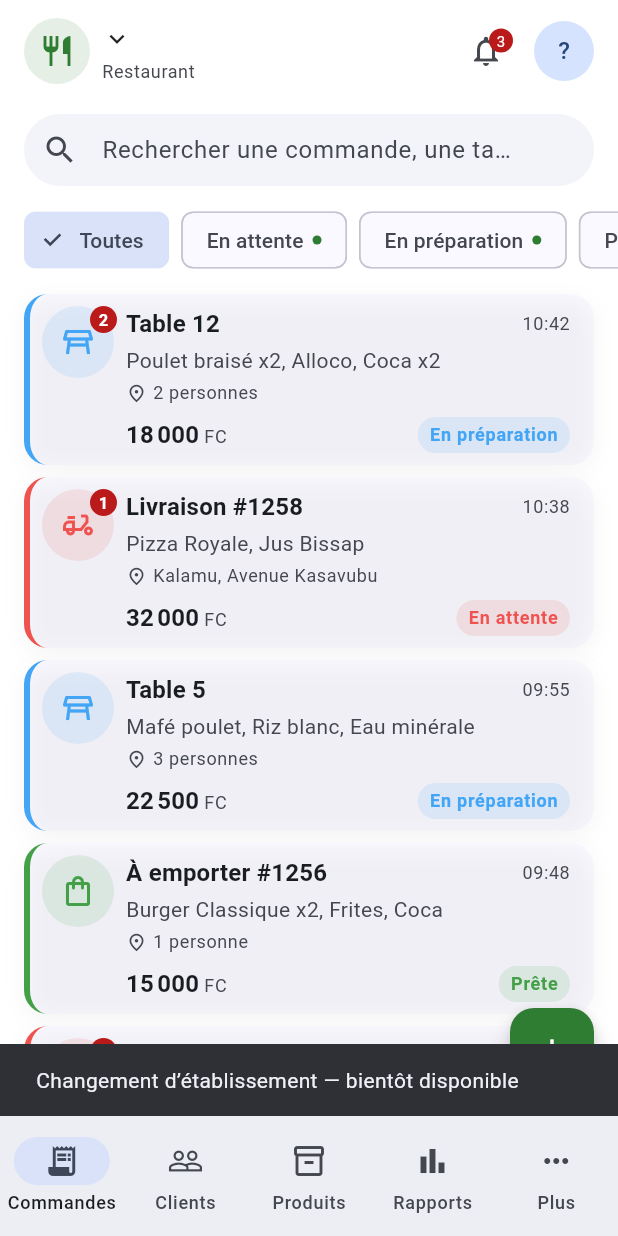
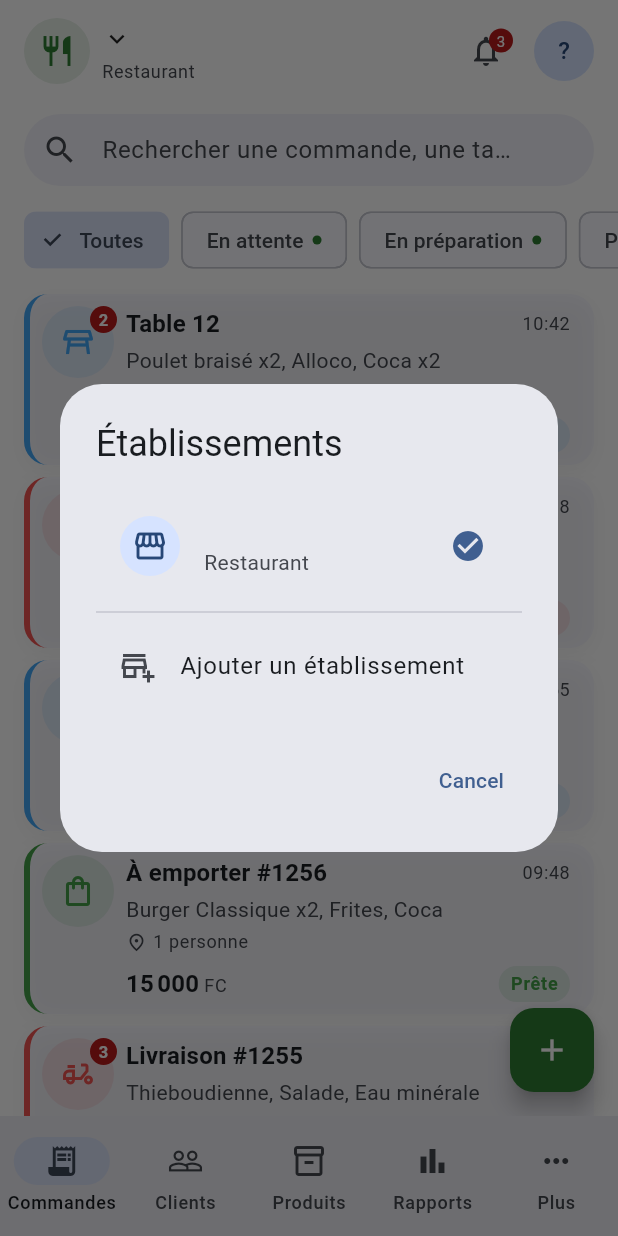
Before and after one commit to DMiyalu/auto_gimi_software, a Flutter app: the screen it shows once a user with an empty profile is signed in, after a tap on "Restaurant", on a phone screen of 412 x 824 dp. Run offline on Flutter 3.47's test engine with Material 3 defaults, Android fonts, the phone set to English and light mode, and no system bars; drawn by our look-alikes of flutter_slidable; our stand-ins replace cloud_firestore, cloud_functions, connectivity_plus, drift, firebase_auth, firebase_core and 3 more; accounts and stored records are empty; generated files the repository leaves out were written again.

Commit message:
updates gestion multietablissement

```diff
--- a/lib/features/primary_module/config/business_module_configs.dart
+++ b/lib/features/primary_module/config/business_module_configs.dart
@@ -30,6 +30,7 @@ abstract final class BusinessModuleConfigs {
       StatusFilterOption(key: 'en_cours', label: 'En cours'),
       StatusFilterOption(key: 'terminees', label: 'Terminées'),
       StatusFilterOption(key: 'en_attente', label: 'En attente'),
+      StatusFilterOption(key: 'annulees', label: 'Annulées'),
     ],
     catalogTab: const CatalogTabConfig(
       label: 'Services',
@@ -86,6 +87,7 @@ abstract final class BusinessModuleConfigs {
       StatusFilterOption(key: 'en_preparation', label: 'En préparation'),
       StatusFilterOption(key: 'pretes', label: 'Prêtes'),
       StatusFilterOption(key: 'livraison', label: 'Livraison'),
+      StatusFilterOption(key: 'annulees', label: 'Annulées'),
     ],
     catalogTab: const CatalogTabConfig(
       label: 'Produits',
@@ -173,6 +175,7 @@ abstract final class BusinessModuleConfigs {
         StatusFilterOption(key: 'en_attente', label: 'En attente'),
         StatusFilterOption(key: 'en_cours', label: 'En cours'),
         StatusFilterOption(key: 'terminees', label: 'Terminées'),
+        StatusFilterOption(key: 'annulees', label: 'Annulées'),
       ],
       catalogTab: const CatalogTabConfig(
         label: 'Produits',
--- a/lib/features/primary_module/controllers/primary_module_providers.dart
+++ b/lib/features/primary_module/controllers/primary_module_providers.dart
@@ -27,16 +27,53 @@ final moduleSearchQueryProvider = StateProvider<String>((ref) => '');
 /// Clé du filtre de statut sélectionné ('all' par défaut).
 final moduleSelectedFilterProvider = StateProvider<String>((ref) => 'all');
 
-/// Jeu de données mocké pour le métier actif — à remplacer par un vrai
-/// repository une fois la session UI/UX terminée.
-final mockActivityListProvider = Provider<List<ActivityItem>>((ref) {
-  final category = ref.watch(activeBusinessCategoryProvider);
-  return MockActivityData.forCategory(category);
-});
+/// Jeu de données mocké pour le métier actif — reste mutable en mémoire
+/// (épinglage, changement de statut, annulation) le temps de brancher un
+/// vrai repository.
+final activityListProvider =
+    NotifierProvider<ActivityListNotifier, List<ActivityItem>>(
+  ActivityListNotifier.new,
+);
+
+class ActivityListNotifier extends Notifier<List<ActivityItem>> {
+  @override
+  List<ActivityItem> build() {
+    final category = ref.watch(activeBusinessCategoryProvider);
+    return MockActivityData.forCategory(category);
+  }
+
+  /// Épingle/désépingle une carte — les cartes épinglées remontent en tête
+  /// de liste, comme une conversation épinglée sur WhatsApp.
+  void togglePin(String id) {
+    final updated = [
+      for (final item in state)
+        if (item.id == id) item.copyWith(pinned: !item.pinned) else item,
+    ];
+    final pinned = updated.where((item) => item.pinned).toList();
+    final rest = updated.where((item) => !item.pinned).toList();
+    state = [...pinned, ...rest];
+  }
+
+  void setStatus(String id, String statusKey, String statusLabel) {
+    state = [
+      for (final item in state)
+        if (item.id == id)
+          item.copyWith(
+            statusKey: statusKey,
+            statusLabel: statusLabel,
+            statusColor: MockActivityData.statusColorFor(statusKey),
+          )
+        else
+          item,
+    ];
+  }
+
+  void cancel(String id) => setStatus(id, 'annulees', 'Annulée');
+}
 
 /// Liste affichée après application de la recherche et du filtre de statut.
 final filteredActivityListProvider = Provider<List<ActivityItem>>((ref) {
-  final items = ref.watch(mockActivityListProvider);
+  final items = ref.watch(activityListProvider);
   final query = ref.watch(moduleSearchQueryProvider).trim().toLowerCase();
   final filterKey = ref.watch(moduleSelectedFilterProvider);
 
--- a/lib/features/primary_module/models/activity_item.dart
+++ b/lib/features/primary_module/models/activity_item.dart
@@ -16,6 +16,7 @@ class ActivityItem {
     this.amount,
     this.metaLabel,
     this.badgeCount,
+    this.pinned = false,
   });
 
   final String id;
@@ -29,4 +30,27 @@ class ActivityItem {
   final double? amount;
   final String? metaLabel;
   final int? badgeCount;
+  final bool pinned;
+
+  ActivityItem copyWith({
+    String? statusKey,
+    String? statusLabel,
+    Color? statusColor,
+    bool? pinned,
+  }) {
+    return ActivityItem(
+      id: id,
+      title: title,
+      subtitle: subtitle,
+      time: time,
+      statusKey: statusKey ?? this.statusKey,
+      statusLabel: statusLabel ?? this.statusLabel,
+      statusColor: statusColor ?? this.statusColor,
+      leadingIcon: leadingIcon,
+      amount: amount,
+      metaLabel: metaLabel,
+      badgeCount: badgeCount,
+      pinned: pinned ?? this.pinned,
+    );
+  }
 }
--- a/lib/features/primary_module/services/mock_activity_data.dart
+++ b/lib/features/primary_module/services/mock_activity_data.dart
@@ -20,7 +20,10 @@ abstract final class MockActivityData {
     return DateTime(now.year, now.month, now.day, hour, minute);
   }
 
-  static Color _statusColor(String key) {
+  /// Couleur sémantique associée à une clé de statut — partagée avec le
+  /// notifier de la liste pour que les statuts changés à la main (épinglage
+  /// mis à part) restent visuellement cohérents avec les données mockées.
+  static Color statusColorFor(String key) {
     return switch (key) {
       'en_attente' => Colors.red.shade400,
       'en_preparation' || 'en_cours' || 'diagnostic' || 'planifiees' =>
@@ -33,7 +36,7 @@ abstract final class MockActivityData {
   }
 
   static List<ActivityItem> _restaurant() {
-    Color c(String key) => _statusColor(key);
+    Color c(String key) => statusColorFor(key);
     return [
       ActivityItem(
         id: 'table-12',
@@ -114,7 +117,7 @@ abstract final class MockActivityData {
   }
 
   static List<ActivityItem> _garage() {
-    Color c(String key) => _statusColor(key);
+    Color c(String key) => statusColorFor(key);
     return [
       ActivityItem(
         id: 'prestation-214',
@@ -169,7 +172,7 @@ abstract final class MockActivityData {
   }
 
   static List<ActivityItem> _sanitation() {
-    Color c(String key) => _statusColor(key);
+    Color c(String key) => statusColorFor(key);
     return [
       ActivityItem(
         id: 'collecte-88',
--- a/lib/features/primary_module/widgets/activity_card.dart
+++ b/lib/features/primary_module/widgets/activity_card.dart
@@ -8,10 +8,16 @@ import '../models/activity_item.dart';
 /// collecte...). Entièrement pilotée par [item] — ne connaît jamais le
 /// métier actif.
 class ActivityCard extends StatelessWidget {
-  const ActivityCard({super.key, required this.item, this.onTap});
+  const ActivityCard({
+    super.key,
+    required this.item,
+    this.onTap,
+    this.onLongPress,
+  });
 
   final ActivityItem item;
   final VoidCallback? onTap;
+  final VoidCallback? onLongPress;
 
   static final _amountFormat = NumberFormat('#,##0', 'fr');
   static final _timeFormat = DateFormat.Hm();
@@ -26,6 +32,7 @@ class ActivityCard extends StatelessWidget {
       child: InkWell(
         borderRadius: AppRadius.cardRadius,
         onTap: onTap,
+        onLongPress: onLongPress,
         child: Container(
           decoration: BoxDecoration(
             borderRadius: AppRadius.cardRadius,
@@ -99,6 +106,14 @@ class ActivityCard extends StatelessWidget {
                             overflow: TextOverflow.ellipsis,
                           ),
                         ),
+                        if (item.pinned) ...[
+                          Icon(
+                            Icons.push_pin,
+                            size: 14,
+                            color: colorScheme.onSurfaceVariant,
+                          ),
+                          const SizedBox(width: 4),
+                        ],
                         Text(
                           _timeFormat.format(item.time),
                           style: Theme.of(context).textTheme.bodySmall?.copyWith(
--- a/lib/features/primary_module/widgets/activity_list.dart
+++ b/lib/features/primary_module/widgets/activity_list.dart
@@ -1,11 +1,14 @@
 import 'package:flutter/material.dart';
 import 'package:flutter_riverpod/flutter_riverpod.dart';
+import 'package:flutter_slidable/flutter_slidable.dart';
 import 'package:go_router/go_router.dart';
 
 import '../../../core/routing/routes.dart';
 import '../../../core/theme/app_spacing.dart';
 import '../controllers/primary_module_providers.dart';
+import '../models/activity_item.dart';
 import 'activity_card.dart';
+import 'activity_card_actions_sheet.dart';
 
 /// Liste principale de l'activité métier — recherche + filtre déjà
 /// appliqués en amont par [filteredActivityListProvider].
@@ -38,10 +41,17 @@ class ActivityList extends ConsumerWidget {
             return _AnimatedEntry(
               key: ValueKey(item.id),
               index: index,
-              child: ActivityCard(
-                item: item,
-                onTap: () =>
-                    context.push(Routes.activityDetailPath(item.id), extra: item),
+              child: Slidable(
+                startActionPane: _printActionPane(context, item, config.primaryColor),
+                endActionPane: _printActionPane(context, item, config.primaryColor),
+                child: ActivityCard(
+                  item: item,
+                  onTap: () => context.push(
+                    Routes.activityDetailPath(item.id),
+                    extra: item,
+                  ),
+                  onLongPress: () => showActivityCardActions(context, ref, item),
+                ),
               ),
             );
           },
@@ -55,6 +65,30 @@ class ActivityList extends ConsumerWidget {
           ),
         );
       },
+    );
+  }
+
+  /// Glisser à gauche ou à droite révèle la même action "Imprimer" des deux
+  /// côtés — cohérent avec la demande d'un geste symétrique façon
+  /// messagerie plutôt que deux actions différentes par sens.
+  ActionPane _printActionPane(
+    BuildContext context,
+    ActivityItem item,
+    Color color,
+  ) {
+    return ActionPane(
+      motion: const ScrollMotion(),
+      extentRatio: 0.28,
+      children: [
+        SlidableAction(
+          onPressed: (_) => printInvoiceFeedback(context, item),
+          backgroundColor: color,
+          foregroundColor: Colors.white,
+          icon: Icons.print_outlined,
+          label: 'Imprimer',
+          borderRadius: AppRadius.cardRadius,
+        ),
+      ],
     );
   }
 }
--- a/lib/features/primary_module/widgets/business_header.dart
+++ b/lib/features/primary_module/widgets/business_header.dart
@@ -5,6 +5,7 @@ import 'package:go_router/go_router.dart';
 import '../../../core/l10n/app_localizations.dart';
 import '../../../core/routing/routes.dart';
 import '../../../core/theme/app_spacing.dart';
+import '../../establishment/domain/models/establishment.dart';
 import '../../establishment/presentation/providers/establishment_providers.dart';
 import '../controllers/primary_module_providers.dart';
 
@@ -43,7 +44,7 @@ class BusinessHeader extends ConsumerWidget {
           Expanded(
             child: InkWell(
               borderRadius: BorderRadius.circular(AppRadius.card),
-              onTap: () => _showEstablishmentSwitcher(context),
+              onTap: () => _showEstablishmentSwitcher(context, establishment),
               child: Padding(
                 padding: const EdgeInsets.symmetric(vertical: 4),
                 child: Column(
@@ -92,11 +93,60 @@ class BusinessHeader extends ConsumerWidget {
     );
   }
 
-  void _showEstablishmentSwitcher(BuildContext context) {
-    ScaffoldMessenger.of(context).showSnackBar(
-      const SnackBar(
-        content: Text('Changement d’établissement — bientôt disponible'),
-      ),
+  void _showEstablishmentSwitcher(
+    BuildContext context,
+    Establishment? establishment,
+  ) {
+    final l10n = AppLocalizations.of(context);
+
+    showDialog<void>(
+      context: context,
+      builder: (dialogContext) {
+        return AlertDialog(
+          title: const Text('Établissements'),
+          content: SizedBox(
+            width: 320,
+            child: Column(
+              mainAxisSize: MainAxisSize.min,
+              children: [
+                if (establishment != null)
+                  ListTile(
+                    leading: const CircleAvatar(
+                      child: Icon(Icons.storefront_outlined),
+                    ),
+                    title: Text(establishment.name),
+                    subtitle: Text(establishment.category.label(l10n)),
+                    trailing: Icon(
+                      Icons.check_circle,
+                      color: Theme.of(dialogContext).colorScheme.primary,
+                    ),
+                  ),
+                const Divider(),
+                ListTile(
+                  leading: const Icon(Icons.add_business_outlined),
+                  title: const Text('Ajouter un établissement'),
+                  onTap: () {
+                    Navigator.of(dialogContext).pop();
+                    // Pas encore de flux multi-établissement côté backend
+                    // (un compte = un établissement pour l'instant) — la
+                    // vraie création sera branchée avec le reste de la
+                    // logique métier au retour sur Firebase.
+                    ScaffoldMessenger.of(context).showSnackBar(
+                      SnackBar(content: Text(l10n.comingSoon)),
+                    );
+                  },
+                ),
+              ],
+            ),
+          ),
+          actions: [
+            TextButton(
+              onPressed: () => Navigator.of(dialogContext).pop(),
+              child: Text(l10n.cancel),
+            ),
+          ],
+        );
+      },
     );
   }
 }
--- a/lib/features/primary_module/widgets/status_filters.dart
+++ b/lib/features/primary_module/widgets/status_filters.dart
@@ -12,7 +12,7 @@ class StatusFilters extends ConsumerWidget {
   @override
   Widget build(BuildContext context, WidgetRef ref) {
     final config = ref.watch(primaryModuleConfigProvider);
-    final items = ref.watch(mockActivityListProvider);
+    final items = ref.watch(activityListProvider);
     final selected = ref.watch(moduleSelectedFilterProvider);
 
     return SizedBox(
--- a/pubspec.yaml
+++ b/pubspec.yaml
@@ -29,6 +29,7 @@ dependencies:
   cloud_functions: ^5.5.2
   intl: ^0.20.2
   shared_preferences: ^2.5.3
+  flutter_slidable: ^4.0.3
 
 dev_dependencies:
   flutter_test:
```
Also changed, not shown: lib/features/primary_module/widgets/activity_card_actions_sheet.dart (added, +143 -0 lines), pubspec.lock, 1 other file.
